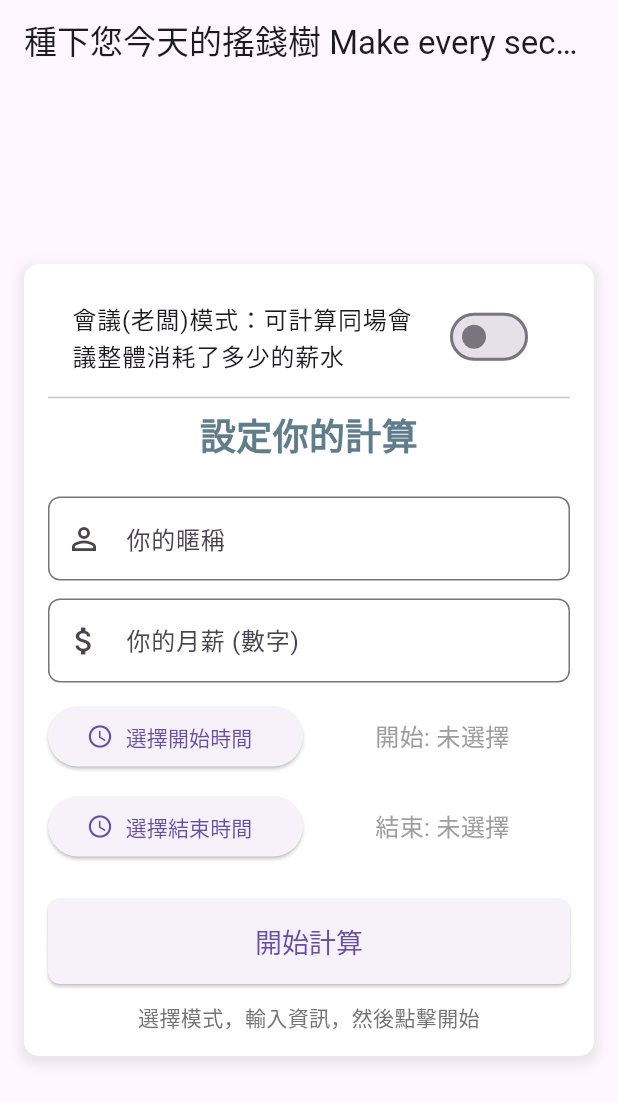
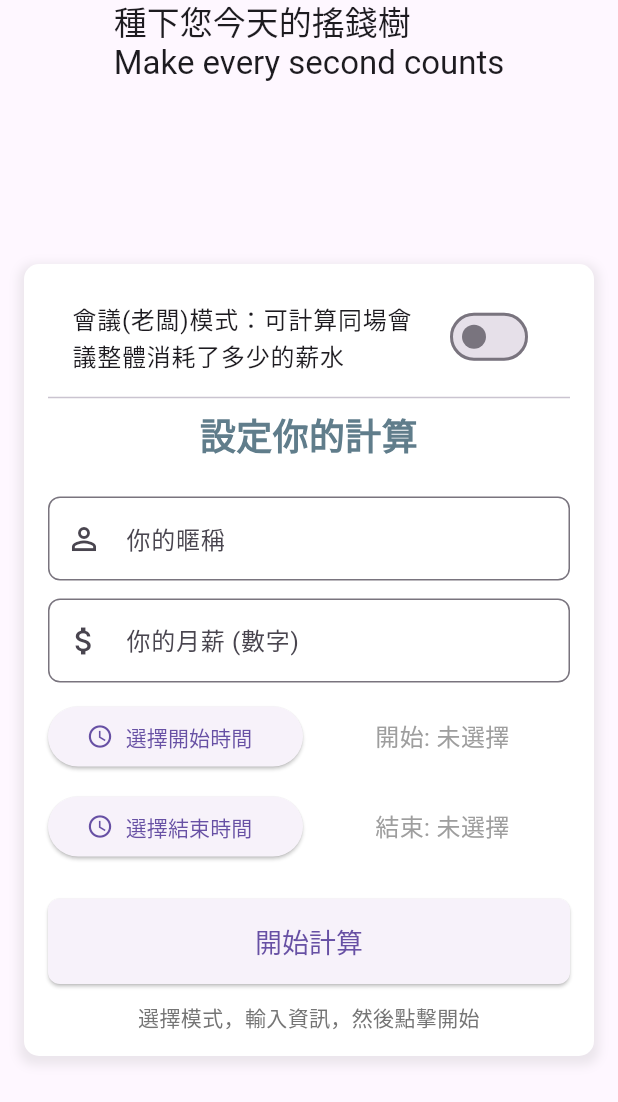
Before and after one commit to d-chien/salary-calculator, a Flutter app: the screen it shows after launch, on a phone screen of 412 x 824 dp. Shown: the top 1102 px of the screen. Run offline on Flutter 3.47's test engine with Material 3 defaults, Android fonts, the phone set to English and light mode, and no system bars; our stand-ins replace community_charts_flutter.

Commit message:
update wording

```diff
--- a/salary_calculator/lib/main.dart
+++ b/salary_calculator/lib/main.dart
@@ -709,7 +709,7 @@ class _SalaryCalculatorPageState extends State<SalaryCalculatorPage> {
   Widget build(BuildContext context) {
     return Scaffold( // 提供基本的應用程式結構
       appBar: AppBar( // 應用程式頂部欄
-        title: const Text('種下您今天的搖錢樹 Make every second counts'), // 標題
+        title: const Text('種下您今天的搖錢樹\nMake every second counts'), // 標題
         centerTitle: true, // 標題居中
       ),
       body: Padding( // 為 body 內容添加內邊距
```
